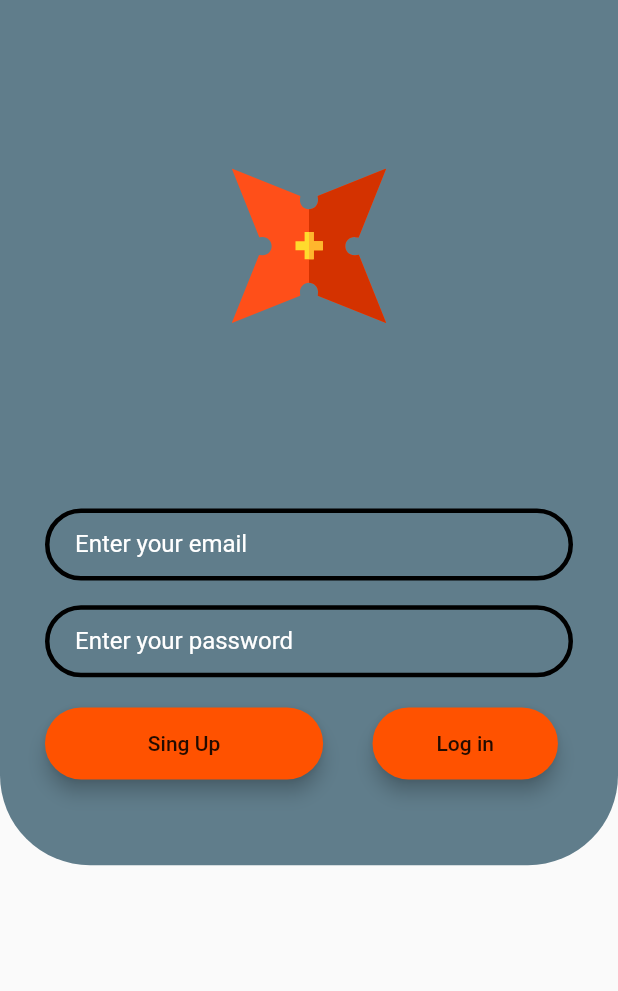
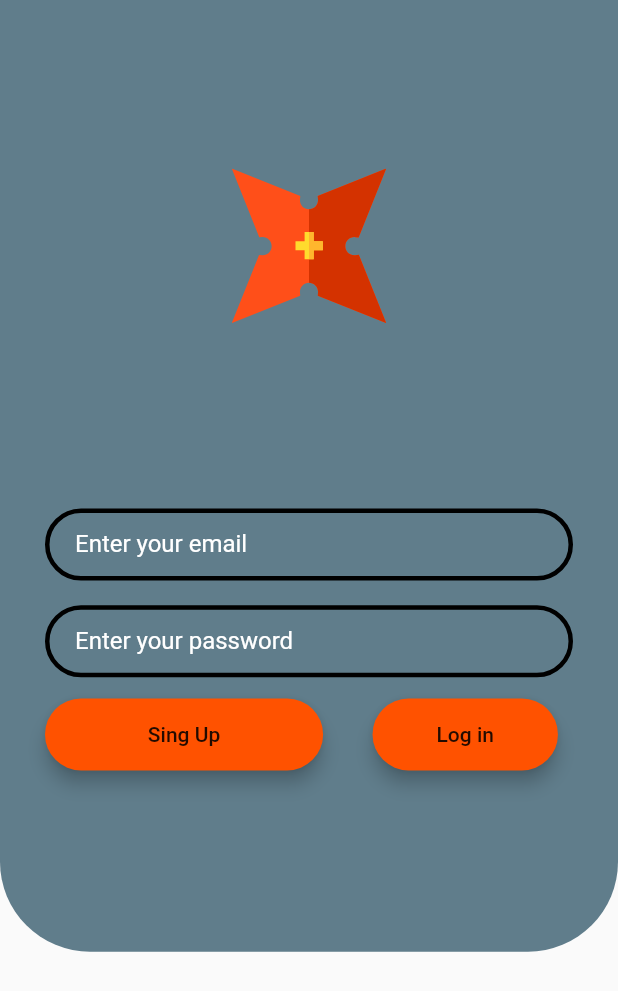
Before and after one commit to madannaik/Flutter_SSHTerminal_App, a Flutter app: the SingUpScreen screen opened directly, on a phone screen of 412 x 824 dp. Shown: the top 991 px of the screen. Run offline on Flutter 3.47's test engine with Material 2 defaults, Android fonts, the light colour scheme and no system bars; our stand-ins replace cloud_firestore, firebase_auth, firebase_core, flutter_svg, fluttertoast, google_fonts and 1 more; missing offline and left inert: ssh; accounts and stored records are empty; statements that could not run were skipped.

Commit message:
Alignment of buttons

```diff
--- a/lib/screens/singUpScreen.dart
+++ b/lib/screens/singUpScreen.dart
@@ -27,7 +27,7 @@ class _SingUpScreenState extends State<SingUpScreen> {
       body: ModalProgressHUD(
         inAsyncCall: isLoaded,
         child: Container(
-          height: MediaQuery.of(context).size.height * 0.7,
+          height: MediaQuery.of(context).size.height * 0.77,
           decoration: BoxDecoration(
             color: Colors.blueGrey,
             borderRadius: BorderRadius.only(
@@ -119,7 +119,7 @@ class _SingUpScreenState extends State<SingUpScreen> {
               Row(
                 children: [
                   Padding(
-                    padding: EdgeInsets.symmetric(vertical: 16.0),
+                    padding: EdgeInsets.symmetric(vertical: 10.0),
                     child: Material(
                       color: Color(0xFFff5200),
                       borderRadius: BorderRadius.all(Radius.circular(30.0)),
@@ -210,7 +210,6 @@ class _SingUpScreenState extends State<SingUpScreen> {
                           }
                         },
                         minWidth: MediaQuery.of(context).size.width * 0.45,
-                        height: 42.0,
                         child: Text(
                           'Sing Up',
                         ),
@@ -221,7 +220,7 @@ class _SingUpScreenState extends State<SingUpScreen> {
                     width: MediaQuery.of(context).size.width * 0.08,
                   ),
                   Padding(
-                    padding: EdgeInsets.symmetric(vertical: 16.0),
+                    padding: EdgeInsets.symmetric(vertical: 10.0),
                     child: Material(
                       color: Color(0xFFff5200),
                       borderRadius: BorderRadius.all(Radius.circular(30.0)),
@@ -231,7 +230,6 @@ class _SingUpScreenState extends State<SingUpScreen> {
                           Navigator.of(context).push(_loginRoute());
                         },
                         minWidth: MediaQuery.of(context).size.width * 0.3,
-                        height: 42.0,
                         child: Text(
                           'Log in',
                         ),
```
Also changed, not shown: lib/screens/loginScreen.dart (+3 -5 lines).
